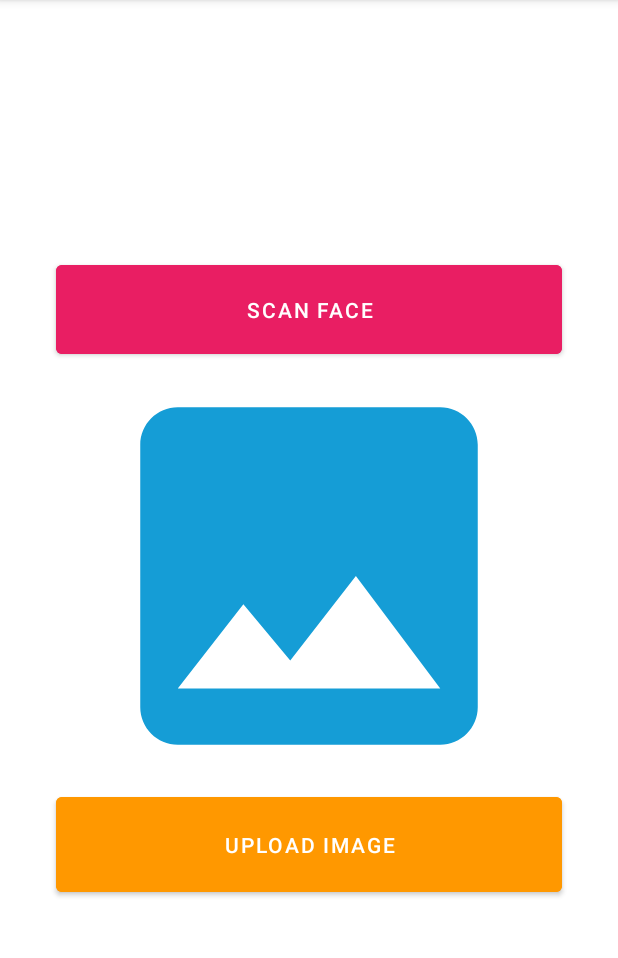
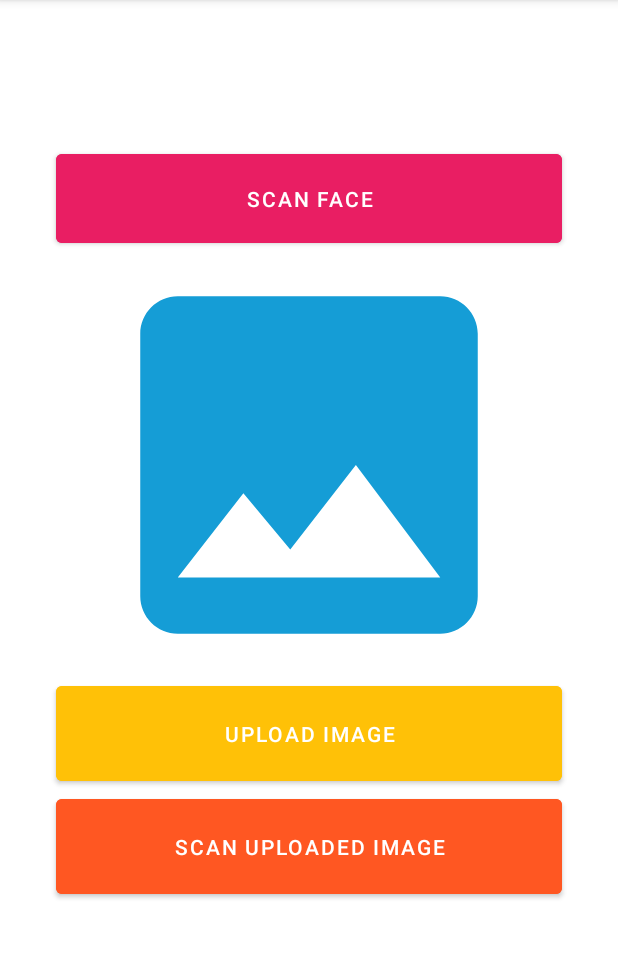
Before and after one commit to nandsk9/ImagePross, an Android app: the screen it shows after launch (MainActivity), on a phone screen of 412 x 824 dp, the part 84-1042 px from its top. Run offline under Robolectric (Android 15) with nearby library versions, the phone set to English and light mode, and no system bars; pictures from the network do not load.

Commit message:
scan uploaded image button set..

```diff
--- a/app/src/main/res/layout/activity_main.xml
+++ b/app/src/main/res/layout/activity_main.xml
@@ -4,15 +4,37 @@
     xmlns:tools="http://schemas.android.com/tools"
     android:layout_width="match_parent"
     android:layout_height="match_parent"
-    android:gravity="center"
+    android:gravity="center|top|center_vertical"
     android:orientation="vertical"
     tools:context=".MainActivity">
+
+
+   <TextView
+       android:layout_width="wrap_content"
+       android:layout_height="wrap_content"
+       android:text=" "
+       android:textAlignment="viewStart"
+       android:textAllCaps="true"
+       android:textColor="#000000"
+       android:textSize="18sp"
+       android:textStyle="bold" />
+
+   <TextView
+       android:layout_width="wrap_content"
+       android:layout_height="68dp"
+       android:text=" "
+       android:textAlignment="viewStart"
+       android:textAllCaps="true"
+       android:textColor="#000000"
+       android:textSize="18sp"
+       android:textStyle="bold" />
 
    <Button
        android:id="@+id/camera_btn"
        android:layout_width="337dp"
        android:layout_height="75dp"
        android:backgroundTint="#E91E63"
+       android:fadingEdge="horizontal"
        android:gravity="center"
        android:insetTop="10dp"
        android:text="Scan Face"
@@ -29,8 +51,16 @@
        android:id="@+id/upload_image_btn"
        android:layout_width="337dp"
        android:layout_height="75dp"
-       android:backgroundTint="#FF9800"
+       android:backgroundTint="#FFC107"
        android:text="UPLOAD IMAGE" />
+
+   <Button
+       android:id="@+id/upload_image_btn1"
+       android:layout_width="337dp"
+       android:layout_height="75dp"
+       android:backgroundTint="#FF5722"
+       android:text="SCAN UPLOADED IMAGE" />
+
 
 
 </LinearLayout>
```
